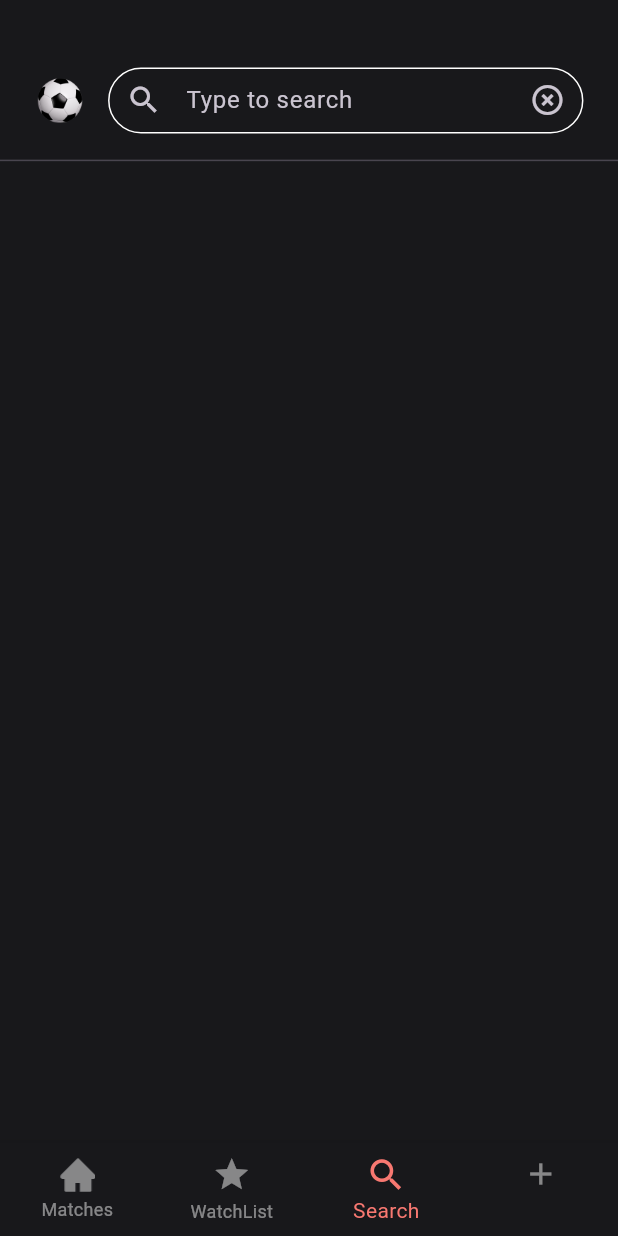
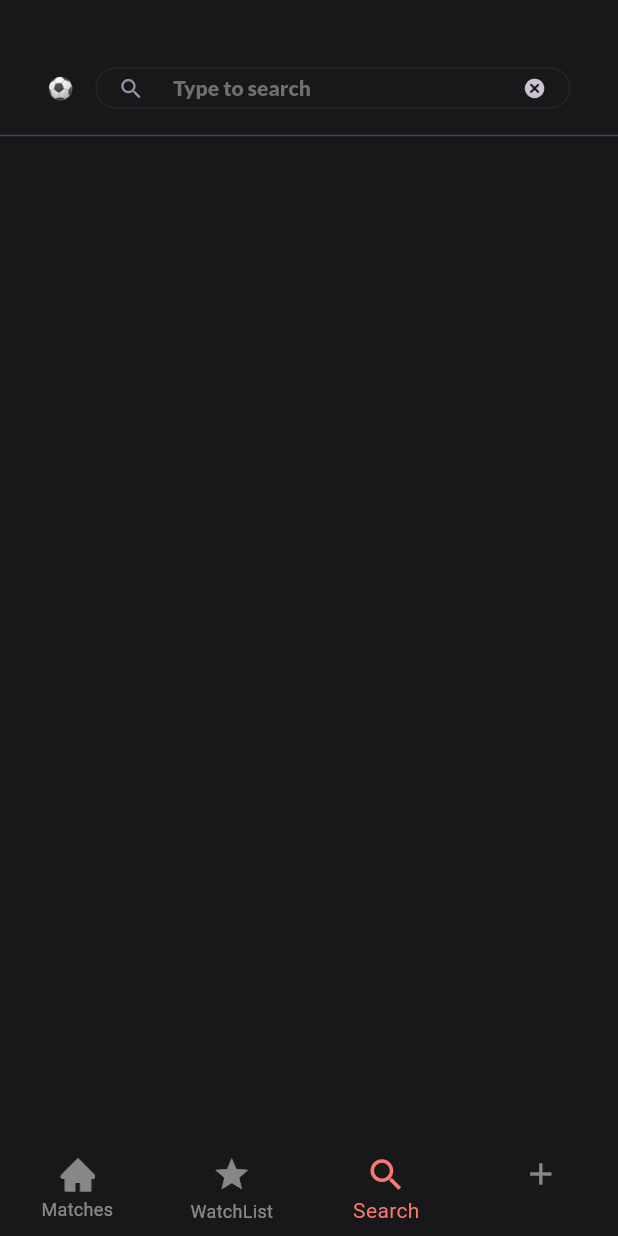
Before and after one commit to MoatazTabl/SwiftGoal, a Flutter app: the screen it shows after launch, item 3 of the bottom bar chosen, on a phone screen of 412 x 824 dp. Run offline on Flutter 3.47's test engine with Material 3 defaults, Android fonts, the phone set to English and light mode, and no system bars; our stand-ins replace flutter_screenutil, go_router, google_fonts.

Commit message:
made adjustment to custom_search_text_field.dart

```diff
--- a/lib/core/app_theme.dart
+++ b/lib/core/app_theme.dart
@@ -7,6 +7,7 @@ class AppThemes {
   static const Color coral400 = Color(0xffF87871);
   static const Color neutral400 = Color(0xff9890A6);
   static const Color tabBarBackGround = Color(0xFF393640);
+  static const Color teal500=Color(0xff48AB93);
   static const Color oNeutral400 = Color(0xff9890A6);
   static const Color oBlack = Color(0xFF262628);
   static const Color oBlack6 = Color(0xFF323235);
--- a/lib/feature/search/presentation/view/search_tab.dart
+++ b/lib/feature/search/presentation/view/search_tab.dart
@@ -14,17 +14,17 @@ class SearchTab extends StatelessWidget {
           Row(
             mainAxisAlignment: MainAxisAlignment.center,
             children: [
-              const Padding(
-                padding: EdgeInsets.only(right: 15),
-                child: CircleAvatar(
-                  radius: 17,
-                  backgroundColor: Colors.transparent,
-                  backgroundImage:
-                      AssetImage("assets/images/icons/football-icon-png.png"),
+              Padding(
+                padding: const EdgeInsets.only(right: 15),
+                child: Image(
+                  height: 24.h,
+                  width: 16.w,
+                  image:
+                      const AssetImage("assets/images/icons/football-icon.png"),
                 ),
               ),
               SizedBox(
-                height: 45.h,
+                height: 28.h,
                 width: 300.w,
                 child: const CustomSearchTextField(),
               ),
--- a/lib/feature/search/presentation/view/widgets/custom_search_text_field.dart
+++ b/lib/feature/search/presentation/view/widgets/custom_search_text_field.dart
@@ -1,28 +1,53 @@
 import 'package:flutter/material.dart';
+import 'package:flutter_screenutil/flutter_screenutil.dart';
+import 'package:swift_goal/core/app_theme.dart';
 
-class CustomSearchTextField extends StatelessWidget {
+class CustomSearchTextField extends StatefulWidget {
   const CustomSearchTextField({Key? key}) : super(key: key);
+
+  @override
+  State<CustomSearchTextField> createState() => _CustomSearchTextFieldState();
+}
+
+class _CustomSearchTextFieldState extends State<CustomSearchTextField> {
+  TextEditingController textEditingController=TextEditingController();
 
   @override
   Widget build(BuildContext context) {
     return TextField(
+      controller: textEditingController,
       onSubmitted: (value) {},
       onChanged: (value) {},
       decoration: InputDecoration(
         contentPadding: const EdgeInsets.only(top: 20),
-        prefixIcon: const Icon(Icons.search_outlined),
+        prefixIcon:  Icon(
+          size: 18.h,
+          Icons.search_outlined,
+          color: AppThemes.neutral400,
+        ),
         focusedBorder: OutlineInputBorder(
-          borderRadius: BorderRadius.circular(50),
-          borderSide: const BorderSide(color: Colors.white),
+          borderRadius: BorderRadius.circular(16.w),
+
+          borderSide: const BorderSide(color: AppThemes.teal500),
         ),
         enabledBorder: OutlineInputBorder(
-          borderSide: const BorderSide(color: Colors.white),
-          borderRadius: BorderRadius.circular(50),
+          borderSide: const BorderSide(color: Color(0xff252528)),
+          borderRadius: BorderRadius.circular(16.w),
         ),
         hintText: "Type to search",
+        hintStyle: Theme.of(context).textTheme.headlineMedium!.copyWith(
+            color: const Color(0xff6f6e71), fontWeight: FontWeight.w900),
         suffixIcon: IconButton(
-          onPressed: () {},
-          icon: const Icon(Icons.highlight_remove),
+          padding: EdgeInsets.zero,
+          onPressed: () {
+            textEditingController.clear();
+          },
+          icon: const ImageIcon(
+            size: 16,
+            AssetImage(
+              "assets/images/icons/close_icon.png",
+            ),
+          ),
         ),
       ),
     );
```
Also changed, not shown: assets/images/icons/close_icon.png (added), assets/images/icons/football-icon-png.png (deleted), assets/images/icons/football-icon.png (added).
